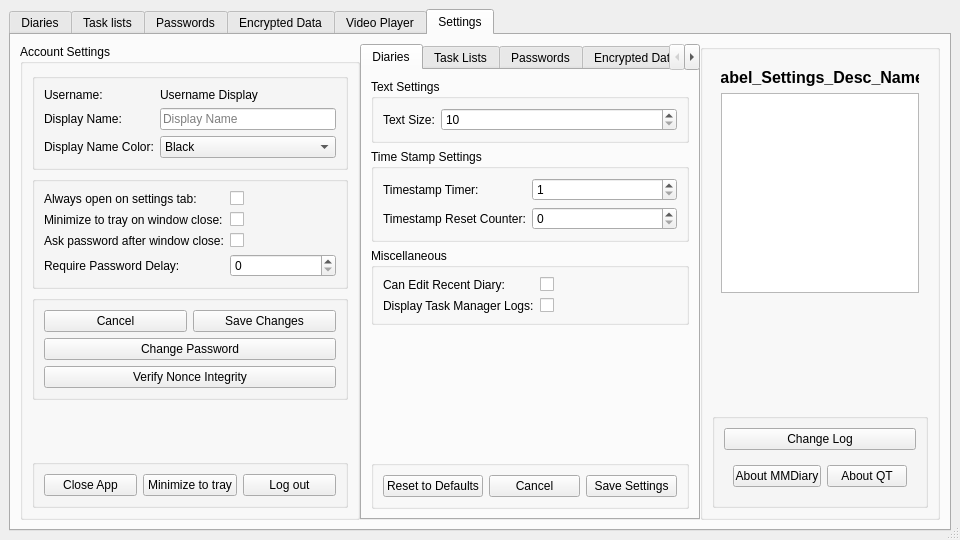
The window that mainwindow.ui (therealMaPMaKeR/MMDiary) describes before a commit, drawn with Qt 5.
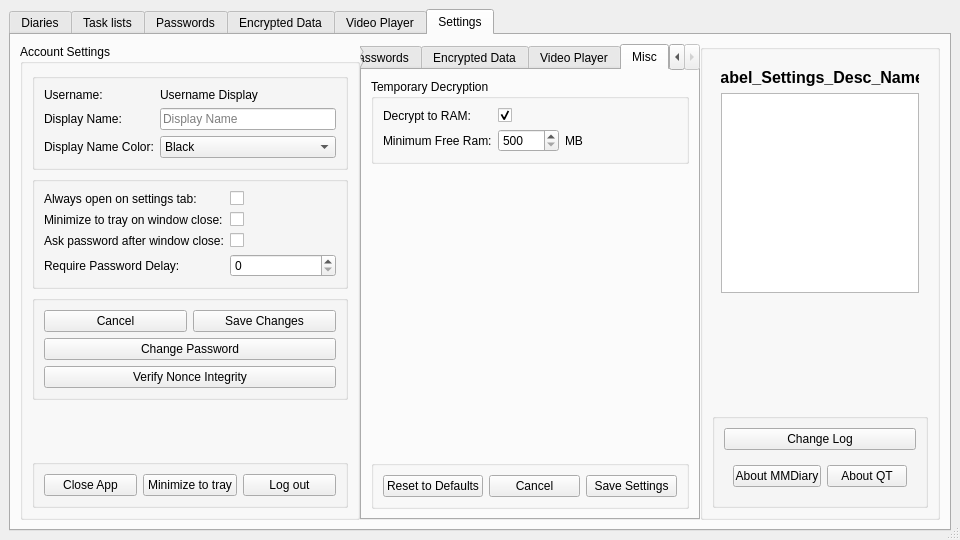
The same window after the commit. Custom widgets are drawn as their Qt base class.

```diff
--- a/mainwindow.ui
+++ b/mainwindow.ui
@@ -1491,7 +1491,7 @@
            </size>
           </property>
           <property name="currentIndex">
-           <number>0</number>
+           <number>5</number>
           </property>
           <widget class="QWidget" name="tab_Settings_Diaries">
            <attribute name="title">
@@ -2284,6 +2284,126 @@
             </item>
            </layout>
           </widget>
+          <widget class="QWidget" name="tab_Settings_Misc">
+           <attribute name="title">
+            <string>Misc</string>
+           </attribute>
+           <layout class="QVBoxLayout" name="verticalLayout_32">
+            <item>
+             <widget class="QGroupBox" name="groupBox_22">
+              <property name="title">
+               <string>Temporary Decryption</string>
+              </property>
+              <layout class="QFormLayout" name="formLayout_13">
+               <item row="0" column="0">
+                <widget class="QLabel" name="label_35">
+                 <property name="text">
+                  <string>Decrypt to RAM:</string>
+                 </property>
+                </widget>
+               </item>
+               <item row="0" column="1">
+                <widget class="QCheckBox" name="checkBox_DecryptRam">
+                 <property name="text">
+                  <string/>
+                 </property>
+                 <property name="checked">
+                  <bool>true</bool>
+                 </property>
+                 <property name="tristate">
+                  <bool>false</bool>
+                 </property>
+                </widget>
+               </item>
+               <item row="1" column="0">
+                <widget class="QLabel" name="label_36">
+                 <property name="text">
+                  <string>Minimum Free Ram:</string>
+                 </property>
+                </widget>
+               </item>
+               <item row="1" column="1">
+                <layout class="QHBoxLayout" name="horizontalLayout_26">
+                 <item>
+                  <widget class="QSpinBox" name="spinBox_Misc_MinRam">
+                   <property name="minimum">
+                    <number>500</number>
+                   </property>
+                   <property name="maximum">
+                    <number>99999</number>
+                   </property>
+                  </widget>
+                 </item>
+                 <item>
+                  <widget class="QLabel" name="label_37">
+                   <property name="text">
+                    <string>MB</string>
+                   </property>
+                  </widget>
+                 </item>
+                 <item>
+                  <spacer name="horizontalSpacer_7">
+                   <property name="orientation">
+                    <enum>Qt::Horizontal</enum>
+                   </property>
+                   <property name="sizeHint" stdset="0">
+                    <size>
+                     <width>40</width>
+                     <height>20</height>
+                    </size>
+                   </property>
+                  </spacer>
+                 </item>
+                </layout>
+               </item>
+              </layout>
+             </widget>
+            </item>
+            <item>
+             <spacer name="verticalSpacer_12">
+              <property name="orientation">
+               <enum>Qt::Vertical</enum>
+              </property>
+              <property name="sizeHint" stdset="0">
+               <size>
+                <width>20</width>
+                <height>268</height>
+               </size>
+              </property>
+             </spacer>
+            </item>
+            <item>
+             <widget class="QGroupBox" name="groupBox_21">
+              <property name="title">
+               <string/>
+              </property>
+              <layout class="QHBoxLayout" name="horizontalLayout_25">
+               <item>
+                <widget class="QPushButton" name="pushButton_RDefaults">
+                 <property name="text">
+                  <string>Reset to Defaults</string>
+                 </property>
+                </widget>
+               </item>
+               <item>
+                <widget class="QPushButton" name="pushButton_Misc_Cancel">
+                 <property name="text">
+                  <string>Cancel</string>
+                 </property>
+                </widget>
+               </item>
+               <item>
+                <widget class="QPushButton" name="pushButton_Misc_Save">
+                 <property name="text">
+                  <string>Save Settings</string>
+                 </property>
+                </widget>
+               </item>
+              </layout>
+             </widget>
+            </item>
+           </layout>
+          </widget>
          </widget>
         </item>
         <item>
```
